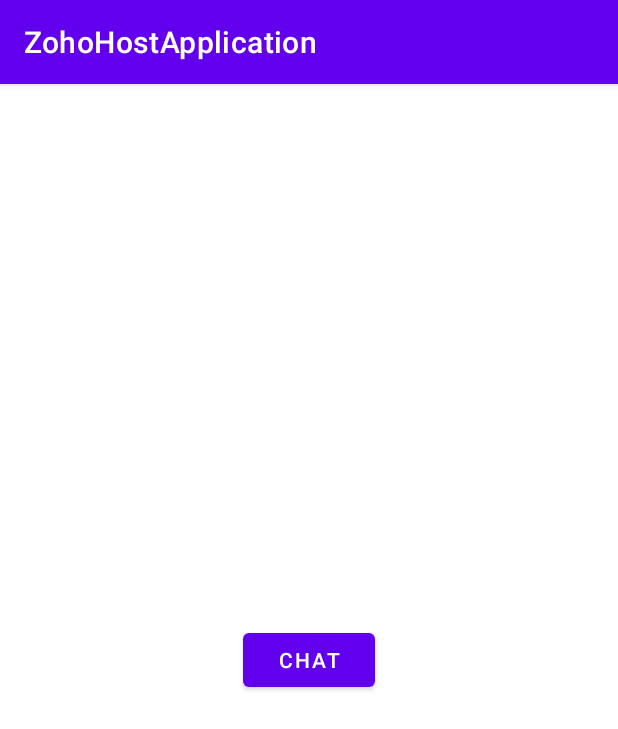
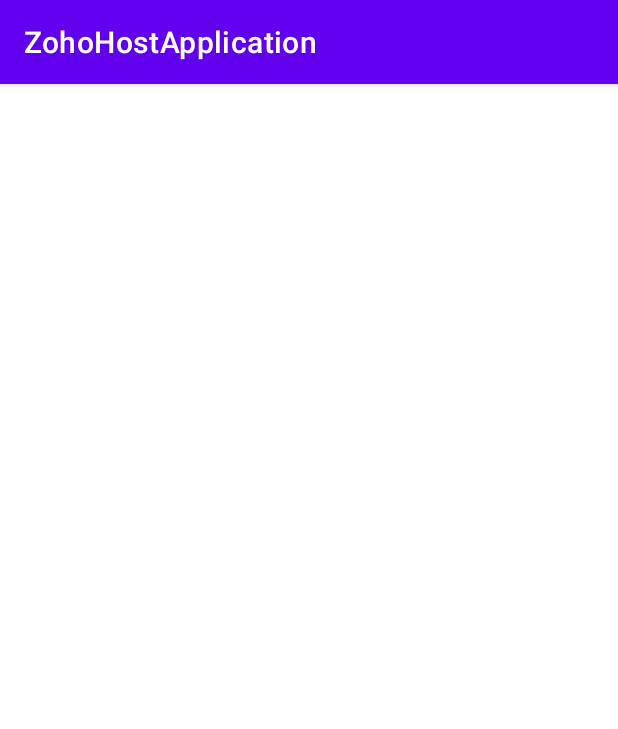
Before and after one commit to TheOnlyAchilles/ZohoHostApplication, an Android app: the screen it shows after launch (MainActivity), on a phone screen of 412 x 824 dp. Shown: the top 729 px of the screen. Run offline under Robolectric (Android 15) with nearby library versions, the phone set to English and light mode, and no system bars; libraries missing offline, so code that uses them is left out: com.zoho.commons, com.zoho.livechat, com.zoho.salesiqembed; 2 statements that could not run were skipped.

Commit message:
first working version of zoho chat

```diff
--- a/app/src/main/AndroidManifest.xml
+++ b/app/src/main/AndroidManifest.xml
@@ -11,7 +11,9 @@
         android:roundIcon="@mipmap/ic_launcher_round"
         android:supportsRtl="true"
         android:theme="@style/Theme.ZohoHostApplication"
-        tools:targetApi="31">
+        tools:targetApi="31"
+        android:name="com.velocity.velocity_zoho.velocity_zoho_chat"
+        >
         <activity
             android:name=".MainActivity"
             android:exported="true">
--- a/app/src/main/java/com/velocity/zohohostapplication/MainActivity.kt
+++ b/app/src/main/java/com/velocity/zohohostapplication/MainActivity.kt
@@ -1,28 +1,16 @@
 package com.velocity.zohohostapplication
 
+import android.os.Bundle
 import androidx.appcompat.app.AppCompatActivity
-import android.os.Bundle
-import android.util.Log
-import android.widget.Button
-import android.widget.Toast
 import com.velocity.velocity_zoho.velocity_zoho_chat
 
 class MainActivity : AppCompatActivity() {
     override fun onCreate(savedInstanceState: Bundle?) {
         super.onCreate(savedInstanceState)
         setContentView(R.layout.activity_main)
-        val myButton: Button = findViewById(R.id.myButton)
-        val velocityZohoChat = velocity_zoho_chat(this.application)
 
-        val oncreate = velocityZohoChat.onCreate()
-        Log.d("Hi Mom: ", oncreate.toString())
-
-        myButton.setOnClickListener {
-            Toast.makeText(
-                applicationContext,
-                velocityZohoChat.helloWorld,
-                Toast.LENGTH_SHORT
-            ).show()
-        }
+        val appKey = "{{appKey}}";
+        val accessKey = "{{accessKey}}";
+        velocity_zoho_chat().initZoho(application, appKey, accessKey);
     }
 }
--- a/app/src/main/res/layout/activity_main.xml
+++ b/app/src/main/res/layout/activity_main.xml
@@ -12,17 +12,6 @@ tools:context=".MainActivity">
         android:layout_height="fill_parent"
         xmlns:android="http://schemas.android.com/apk/res/android"
         tools:ignore="MissingConstraints">
-
-        <Button
-            android:id="@+id/myButton"
-            android:layout_width="wrap_content"
-            android:layout_height="wrap_content"
-            android:layout_centerInParent="true"
-            android:text="CHAT"
-            android:gravity="center"
-            android:layout_gravity="center_vertical|center_horizontal"
-            />
-
     </RelativeLayout>
 
 </androidx.constraintlayout.widget.ConstraintLayout>
--- a/velocity_zoho/src/main/AndroidManifest.xml
+++ b/velocity_zoho/src/main/AndroidManifest.xml
@@ -1,4 +1,4 @@
 <?xml version="1.0" encoding="utf-8"?>
-<manifest xmlns:android="http://schemas.android.com/apk/res/android">
+<manifest>
 
 </manifest>
--- a/velocity_zoho/src/main/java/com/velocity/velocity_zoho/velocity_zoho_chat.java
+++ b/velocity_zoho/src/main/java/com/velocity/velocity_zoho/velocity_zoho_chat.java
@@ -2,57 +2,31 @@ package com.velocity.velocity_zoho;
 
 import android.app.Application;
 import android.util.Log;
-
 import com.zoho.commons.InitConfig;
 import com.zoho.livechat.android.listeners.InitListener;
 import com.zoho.salesiqembed.ZohoSalesIQ;
-import com.zoho.commons.Fonts;
 
 public class velocity_zoho_chat extends Application {
-    public String message = "Hello, world! MotherF*****";
-    private final Application application;
 
-    public velocity_zoho_chat(Application application) {
-        this.application = application;
-    }
-
-    @Override
-    public void onCreate() {
-        super.onCreate();
-
+    public void initZoho(Application application, String appKey, String accessKey){
         try {
-            // Initialize Zoho SalesIQ on the UI thread
             InitConfig initConfig = new InitConfig();
-            initConfig.setFont(Fonts.REGULAR, ""); // Specify your font here
-
-            String accessKey = "LbO1ugc6oWJuhb2lMBuvgCbX8ePG4Vah1oUY2SbehdSV7ijMF6zKKqyBa90tFrc8eLCb6%2F6tylPKHmQ9qwrgNYjBx4SjLDClQ2kmhRKuTsxF5taRliRJYyGz2avGobCKBASPR7MbSJT3JJSvtk9%2B6RPCANC9LnQa";
-            String appKey = "0YTMmRaFQkdKEEb6NxhloyN7WcoYThP9naVmXju0PF%2FC1sCwmNlvVw%3D%3D_eu";
             ZohoSalesIQ.init(application, appKey, accessKey, initConfig, new InitListener() {
                 @Override
                 public void onInitSuccess() {
-                    // Show the Zoho SalesIQ launcher
-                    Log.d("Hi Mom", "Yo");
-
+                    Log.d("LOGS", "SUCCESS");
                     ZohoSalesIQ.Launcher.show(ZohoSalesIQ.Launcher.VisibilityMode.ALWAYS);
-
-
                 }
 
                 @Override
                 public void onInitError(int errorCode, String errorMessage) {
-                    // Handle initialization error (your code)
-                    Log.d("Hi Mom", "No No");
-
+                    Log.d("LOGS", "ERROR: " + errorMessage);
                 }
 
             });
-            Log.d("Hi Mom", "Yo Yo Yo");
         } catch (Exception e) {
-            Log.d("Hi Mom", "Error during Zoho SalesIQ initialization: " + e.getMessage());
+            Log.d("LOGS", "CATCH: " + e.getMessage());
         }
     }
 
-    public String getHelloWorld() {
-        return message;
-    }
 }
```
